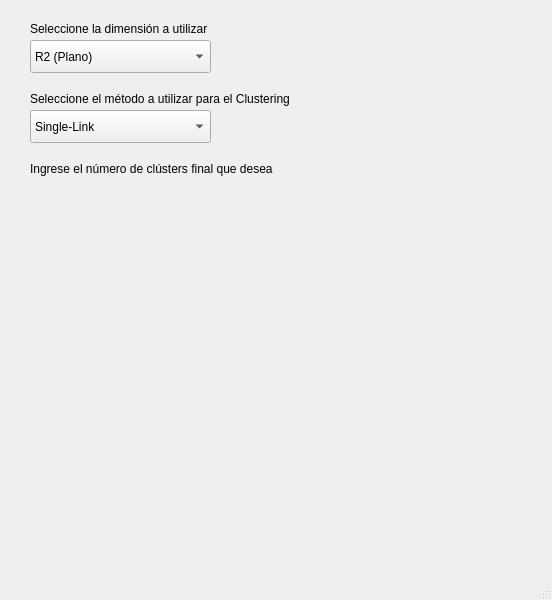
The window that Interfaz UI/Inteligencia.ui (GabrielDehner/IA2) describes before a commit, drawn with Qt 5.
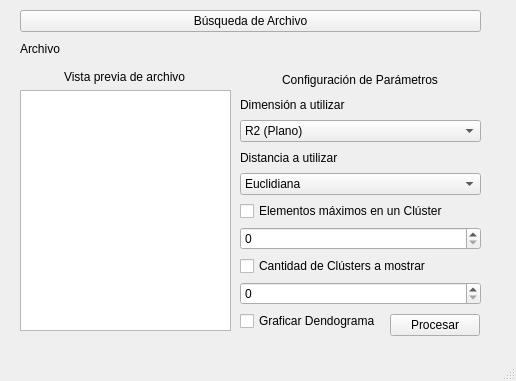
The same window after the commit. Custom widgets are drawn as their Qt base class.

Commit message: Interfaz en qt4designer

The edit to the form file:
```diff
--- a/Interfaz UI/Inteligencia.ui
+++ b/Interfaz UI/Inteligencia.ui
@@ -6,118 +6,192 @@
    <rect>
     <x>0</x>
     <y>0</y>
-    <width>552</width>
-    <height>600</height>
+    <width>516</width>
+    <height>381</height>
    </rect>
   </property>
   <property name="windowTitle">
    <string>Inteligencia Artificial II</string>
   </property>
+  <property name="styleSheet">
+   <string notr="true"/>
+  </property>
   <widget class="QWidget" name="centralwidget">
-   <widget class="QLabel" name="label">
+   <widget class="QWidget" name="verticalLayoutWidget">
     <property name="geometry">
      <rect>
-      <x>30</x>
-      <y>20</y>
-      <width>191</width>
-      <height>17</height>
+      <x>240</x>
+      <y>70</y>
+      <width>241</width>
+      <height>261</height>
      </rect>
     </property>
-    <property name="text">
-     <string>Seleccione la dimensión a utilizar</string>
-    </property>
+    <layout class="QVBoxLayout" name="verticalLayout">
+     <item alignment="Qt::AlignHCenter">
+      <widget class="QLabel" name="label_3">
+       <property name="whatsThis">
+        <string>&lt;html&gt;&lt;head/&gt;&lt;body&gt;&lt;p align=&quot;center&quot;&gt;&lt;br/&gt;&lt;/p&gt;&lt;/body&gt;&lt;/html&gt;</string>
+       </property>
+       <property name="styleSheet">
+        <string notr="true"/>
+       </property>
+       <property name="text">
+        <string>Configuración de Parámetros</string>
+       </property>
+      </widget>
+     </item>
+     <item>
+      <widget class="QLabel" name="label">
+       <property name="text">
+        <string>Dimensión a utilizar</string>
+       </property>
+      </widget>
+     </item>
+     <item>
+      <widget class="QComboBox" name="cmbDimension">
+       <item>
+        <property name="text">
+         <string>R2 (Plano)</string>
+        </property>
+       </item>
+       <item>
+        <property name="text">
+         <string>R3 (Espacio)</string>
+        </property>
+       </item>
+      </widget>
+     </item>
+     <item>
+      <widget class="QLabel" name="label_2">
+       <property name="text">
+        <string>Distancia a utilizar</string>
+       </property>
+      </widget>
+     </item>
+     <item>
+      <widget class="QComboBox" name="cmbTipoDistancia">
+       <item>
+        <property name="text">
+         <string>Euclidiana</string>
+        </property>
+       </item>
+       <item>
+        <property name="text">
+         <string>Manhattan</string>
+        </property>
+       </item>
+       <item>
+        <property name="text">
+         <string>Minkouski</string>
+        </property>
+       </item>
+      </widget>
+     </item>
+     <item>
+      <widget class="QCheckBox" name="checkElementosMaximos">
+       <property name="text">
+        <string>Elementos máximos en un Clúster</string>
+       </property>
+      </widget>
+     </item>
+     <item>
+      <widget class="QSpinBox" name="inputElementosMaximos"/>
+     </item>
+     <item>
+      <widget class="QCheckBox" name="checkCantidadClusters">
+       <property name="text">
+        <string>Cantidad de Clústers a mostrar</string>
+       </property>
+      </widget>
+     </item>
+     <item>
+      <widget class="QSpinBox" name="inputCantidadClusters"/>
+     </item>
+     <item>
+      <widget class="QCheckBox" name="checkDendograma">
+       <property name="text">
+        <string>Graficar Dendograma</string>
+       </property>
+      </widget>
+     </item>
+    </layout>
    </widget>
-   <widget class="QLabel" name="label_2">
+   <widget class="QWidget" name="verticalLayoutWidget_2">
     <property name="geometry">
      <rect>
-      <x>30</x>
-      <y>90</y>
-      <width>281</width>
-      <height>17</height>
+      <x>390</x>
+      <y>310</y>
+      <width>91</width>
+      <height>31</height>
      </rect>
     </property>
-    <property name="text">
-     <string>Seleccione el método a utilizar para el Clustering</string>
-    </property>
+    <layout class="QVBoxLayout" name="verticalLayout_2">
+     <item>
+      <widget class="QPushButton" name="btnProcesar">
+       <property name="maximumSize">
+        <size>
+         <width>90</width>
+         <height>16777215</height>
+        </size>
+       </property>
+       <property name="text">
+        <string>Procesar</string>
+       </property>
+      </widget>
+     </item>
+    </layout>
    </widget>
-   <widget class="QLabel" name="label_3">
+   <widget class="QWidget" name="verticalLayoutWidget_3">
     <property name="geometry">
      <rect>
-      <x>30</x>
-      <y>160</y>
-      <width>271</width>
-      <height>17</height>
+      <x>20</x>
+      <y>70</y>
+      <width>211</width>
+      <height>261</height>
      </rect>
     </property>
-    <property name="text">
-     <string>Ingrese el número de clústers final que desea</string>
-    </property>
+    <layout class="QVBoxLayout" name="verticalLayout_3">
+     <item alignment="Qt::AlignHCenter">
+      <widget class="QLabel" name="label_4">
+       <property name="text">
+        <string>Vista previa de archivo</string>
+       </property>
+      </widget>
+     </item>
+     <item>
+      <widget class="QTableView" name="tableView"/>
+     </item>
+    </layout>
    </widget>
-   <widget class="QComboBox" name="comboBox">
+   <widget class="QWidget" name="verticalLayoutWidget_4">
     <property name="geometry">
      <rect>
-      <x>30</x>
-      <y>40</y>
-      <width>181</width>
-      <height>33</height>
+      <x>20</x>
+      <y>10</y>
+      <width>461</width>
+      <height>49</height>
      </rect>
     </property>
-    <item>
-     <property name="text">
-      <string>R2 (Plano)</string>
-     </property>
-    </item>
-    <item>
-     <property name="text">
-      <string>R3 (Espacio)</string>
-     </property>
-    </item>
-   </widget>
-   <widget class="QComboBox" name="comboBox_2">
-    <property name="geometry">
-     <rect>
-      <x>30</x>
-      <y>110</y>
-      <width>181</width>
-      <height>33</height>
-     </rect>
-    </property>
-    <item>
-     <property name="text">
-      <string>Single-Link</string>
-     </property>
-    </item>
-    <item>
-     <property name="text">
-      <string>Complete-Link</string>
-     </property>
-    </item>
-    <item>
-     <property name="text">
-      <string>Average-Link</string>
-     </property>
-    </item>
-   </widget>
-   <widget class="KIntNumInput" name="kintnuminput">
-    <property name="geometry">
-     <rect>
-      <x>30</x>
-      <y>180</y>
-      <width>181</width>
-      <height>27</height>
-     </rect>
-    </property>
+    <layout class="QVBoxLayout" name="verticalLayout_4">
+     <item>
+      <widget class="QPushButton" name="btnBusqueda">
+       <property name="text">
+        <string>Búsqueda de Archivo</string>
+       </property>
+      </widget>
+     </item>
+     <item>
+      <widget class="QLabel" name="lblArchivo">
+       <property name="text">
+        <string>Archivo</string>
+       </property>
+      </widget>
+     </item>
+    </layout>
    </widget>
   </widget>
   <widget class="QStatusBar" name="statusbar"/>
  </widget>
- <customwidgets>
-  <customwidget>
-   <class>KIntNumInput</class>
-   <extends>QWidget</extends>
-   <header>knuminput.h</header>
-  </customwidget>
- </customwidgets>
  <resources/>
  <connections/>
 </ui>
```
